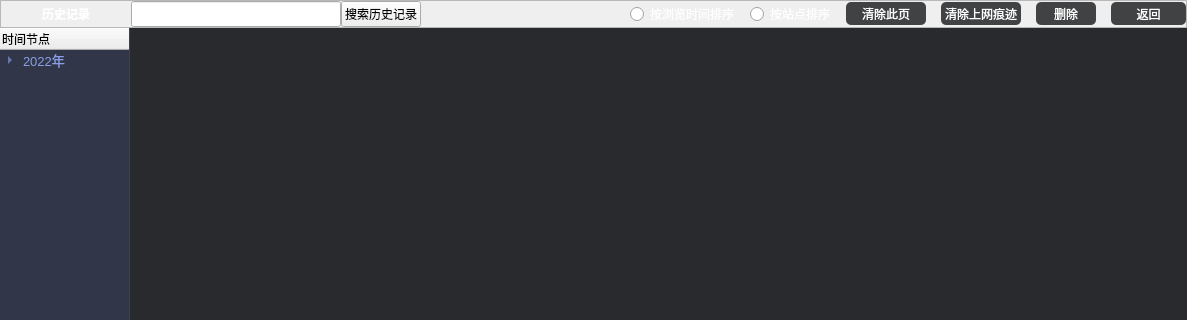
The window that VideoPlayer/browser/WebHistory.ui (huizhang556/pc-video-player) describes before a commit, drawn with Qt 5; both pictures show x 0 to 1187 and y 0 to 320 of the 1187 by 602 pixel window.
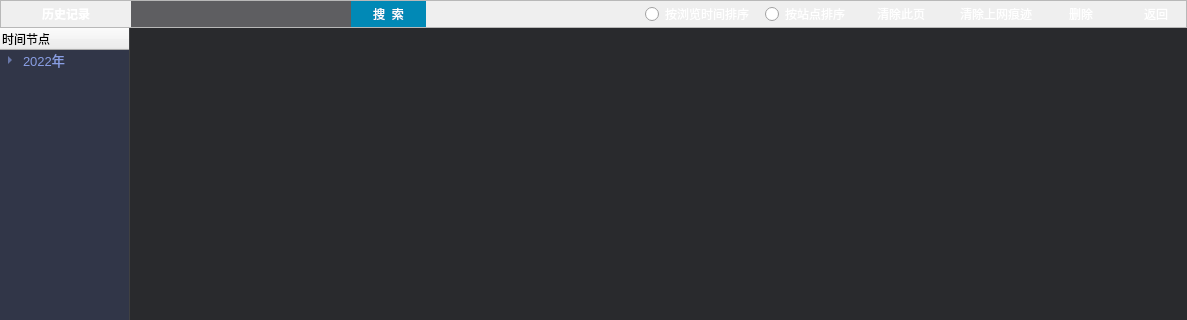
The same window after the commit.

```diff
--- a/VideoPlayer/browser/WebHistory.ui
+++ b/VideoPlayer/browser/WebHistory.ui
@@ -112,9 +112,28 @@
             <property name="styleSheet">
              <string notr="true">#lineEdit_searchHis
 {
-;
+color:#cccccc;
+font-family:&quot;微软雅黑&quot;;
+font-size:15px;
+background-color: #5e5e61;
+selection-background-color:#aecbfa;
+border-right-width:0px;
+border-top-left-radius:0;
+border-top-right-radius:0;
+border-bottom-right-radius:0;
+border-bottom-left-radius:0;
+padding-right:2px;
+padding-left:2px;
+}
 
-}</string>
+#lineEdit_searchHis:hover
+{
+background-color: #48484c;
+border-right:-2px;
+color: #9094e9;
+}
+
+</string>
             </property>
            </widget>
           </item>
@@ -122,24 +141,36 @@
            <widget class="QPushButton" name="pushButton_searchHis">
             <property name="minimumSize">
              <size>
-              <width>80</width>
+              <width>75</width>
               <height>26</height>
              </size>
             </property>
             <property name="maximumSize">
              <size>
-              <width>16777215</width>
+              <width>75</width>
               <height>26</height>
              </size>
             </property>
             <property name="styleSheet">
              <string notr="true">#pushButton_searchHis
 {
-margin-left: 0px;
+background-color:#0189b6;
+border-left-width:0px;
+border-right-width:0px;
+border-top-left-radius:0;
+border-top-right-radius:0;
+border-bottom-right-radius:0;
+border-bottom-left-radius:0;
+color:white;
+}
+
+#pushButton_searchHis:hover
+{
+color: #b61432;
 }</string>
             </property>
             <property name="text">
-             <string>搜索历史记录</string>
+             <string>搜  索</string>
             </property>
            </widget>
           </item>
@@ -239,8 +270,14 @@
 {
 margin-right: 15px;
 border-radius:5px;
-background-color: #404244;
 color:white;
+border-style:outset;
+background:qlineargradient(spread:pad, x1:0, y1:0, x2:1, y2:0, 
+stop:0 		#2394b2, 
+stop:0.25 	#5ac3dd, 
+stop:0.5 	#46b4cf, 
+stop:0.75 	#2f9ebb, 
+stop:1 		#2093b1);
 }
 #pushButton_clearPage:hover
 {
@@ -273,8 +310,14 @@
 {
 margin-right: 15px;
 border-radius:5px;
-background-color: #404244;
 color:white;
+border-style:outset;
+background:qlineargradient(spread:pad, x1:0, y1:0, x2:1, y2:0, 
+stop:0 		#2394b2, 
+stop:0.25 	#5ac3dd, 
+stop:0.5 	#46b4cf, 
+stop:0.75 	#2f9ebb, 
+stop:1 		#2093b1);
 }
 #pushButton_clearRecords:hover
 {
@@ -307,10 +350,15 @@
 {
 margin-right: 15px;
 border-radius:5px;
-background-color: #404244;
 color:white;
+border-style:outset;
+background:qlineargradient(spread:pad, x1:0, y1:0, x2:1, y2:0, 
+stop:0 		#2394b2, 
+stop:0.25 	#5ac3dd, 
+stop:0.5 	#46b4cf, 
+stop:0.75 	#2f9ebb, 
+stop:1 		#2093b1);
 }
-
 #pushButton_delete:hover
 {
 border-radius:5px;
@@ -327,22 +375,28 @@
            <widget class="QPushButton" name="pushButton_return">
             <property name="minimumSize">
              <size>
-              <width>75</width>
+              <width>60</width>
               <height>23</height>
              </size>
             </property>
             <property name="maximumSize">
              <size>
-              <width>75</width>
+              <width>60</width>
               <height>23</height>
              </size>
             </property>
             <property name="styleSheet">
              <string notr="true">#pushButton_return
-{
+{;
 border-radius:5px;
-background-color: #404244;
 color:white;
+border-style:outset;
+background:qlineargradient(spread:pad, x1:0, y1:0, x2:1, y2:0, 
+stop:0 		#2394b2, 
+stop:0.25 	#5ac3dd, 
+stop:0.5 	#46b4cf, 
+stop:0.75 	#2f9ebb, 
+stop:1 		#2093b1);
 }
 #pushButton_return:hover
 {
```
Left out of the diff: 12 changed lines with no effect on the pictures.
